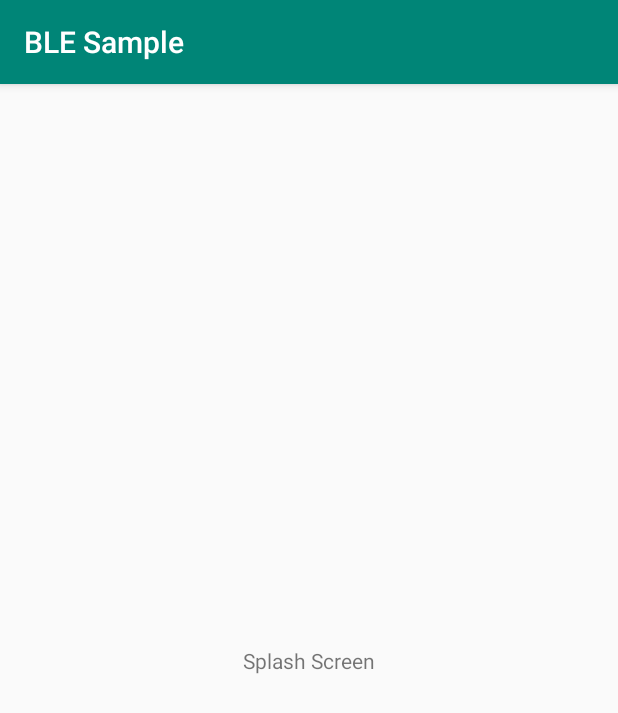
After one commit to orenbell-nidec/BLE-Android-Sample, an Android app: the SplashActivity screen opened directly, with no data from a screen before it, on a phone screen of 412 x 824 dp. The commit adds this screen. Shown: the top 713 px of the screen. Run offline under Robolectric (Android 15) with nearby library versions, the phone set to English and light mode, and no system bars.

Commit message:
Began moving BLE methods to service class, created splash screen to ask permissions. Does not compile because BLE methods are being called incorrectly.

```diff
--- a/app/build.gradle
+++ b/app/build.gradle
@@ -4,7 +4,7 @@ android {
     compileSdkVersion 28
     defaultConfig {
         applicationId "com.nidec.blesample"
-        minSdkVersion 19
+        minSdkVersion 21
         targetSdkVersion 28
         versionCode 1
         versionName "1.0"
--- /dev/null
+++ b/app/src/main/java/com/nidec/blesample/SplashActivity.java
@@ -0,0 +1,59 @@
+package com.nidec.blesample;
+
+import androidx.annotation.NonNull;
+import androidx.appcompat.app.AppCompatActivity;
+
+import android.Manifest;
+import android.app.AlertDialog;
+import android.content.DialogInterface;
+import android.content.Intent;
+import android.content.pm.PackageManager;
+import android.os.Build;
+import android.os.Bundle;
+import android.os.Handler;
+
+public class SplashActivity extends AppCompatActivity {
+
+    Handler mHandler;
+    private static final int PERMISSION_REQUEST_COARSE_LOCATION = 1;
+
+    @Override
+    protected void onCreate(Bundle savedInstanceState) {
+        super.onCreate(savedInstanceState);
+        setContentView(R.layout.activity_splash);
+
+        // ==============DO THIS ON THE SPLASH SCREEN, AFTER ANIMATIONS=======================
+
+        mHandler = new Handler();
+
+        // If using SDK >=23, do a runtime request for coarse location
+        if (Build.VERSION.SDK_INT >= Build.VERSION_CODES.M
+                && this.checkSelfPermission(Manifest.permission.ACCESS_COARSE_LOCATION) != PackageManager.PERMISSION_GRANTED) {
+            final AlertDialog.Builder builder = new AlertDialog.Builder(this);
+            builder.setTitle("This app uses BLE which requires location permissions");
+            //builder.setMessage("Sample message here");
+            builder.setPositiveButton(android.R.string.ok, null);
+            builder.setOnDismissListener(new DialogInterface.OnDismissListener() {
+                @Override
+                public void onDismiss(DialogInterface dialog) {
+                    requestPermissions(new String[]{Manifest.permission.ACCESS_COARSE_LOCATION}, PERMISSION_REQUEST_COARSE_LOCATION);
+                }
+            });
+            builder.show();
+        } else {
+            // Start main activity
+            Intent intent = new Intent(getApplicationContext(), MainActivity.class);
+            startActivity(intent);
+        }
+
+    }
+
+    // =============NEED THIS CODE TO START MAIN ACTIVITY AFTER RECEIVING PERMISSIONS===============
+    @Override
+    public void onRequestPermissionsResult(int requestCode, @NonNull String[] permissions, @NonNull int[] grantResults) {
+        // Start main activity
+        Intent intent = new Intent(getApplicationContext(), MainActivity.class);
+        startActivity(intent);
+    }
+    // =============NEED THIS CODE TO START MAIN ACTIVITY AFTER RECEIVING PERMISSIONS===============
+}
--- /dev/null
+++ b/app/src/main/res/layout/activity_splash.xml
@@ -0,0 +1,18 @@
+<?xml version="1.0" encoding="utf-8"?>
+<androidx.constraintlayout.widget.ConstraintLayout xmlns:android="http://schemas.android.com/apk/res/android"
+    xmlns:app="http://schemas.android.com/apk/res-auto"
+    xmlns:tools="http://schemas.android.com/tools"
+    android:layout_width="match_parent"
+    android:layout_height="match_parent"
+    tools:context=".SplashActivity">
+
+    <TextView
+        android:id="@+id/textView"
+        android:layout_width="wrap_content"
+        android:layout_height="wrap_content"
+        android:text="Splash Screen"
+        app:layout_constraintBottom_toBottomOf="parent"
+        app:layout_constraintEnd_toEndOf="parent"
+        app:layout_constraintStart_toStartOf="parent"
+        app:layout_constraintTop_toTopOf="parent" />
+</androidx.constraintlayout.widget.ConstraintLayout>
--- a/app/src/main/res/values/strings.xml
+++ b/app/src/main/res/values/strings.xml
@@ -1,3 +1,4 @@
 <resources>
     <string name="app_name">BLE Sample</string>
+    <string name="button_name">Button</string>
 </resources>
```
Also changed, not shown: app/src/main/AndroidManifest.xml (+7 -5 lines), app/src/main/java/com/nidec/blesample/BluetoothLeService.java (added, +231 -0 lines), app/src/main/java/com/nidec/blesample/MainActivity.java (+23 -80 lines).
